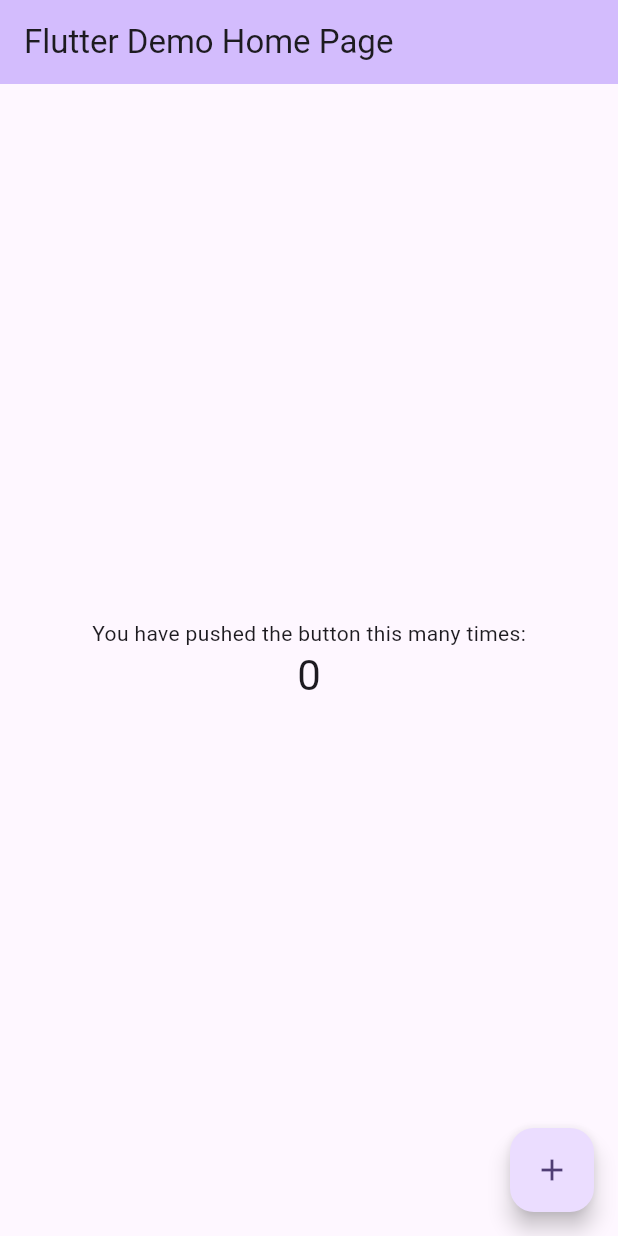
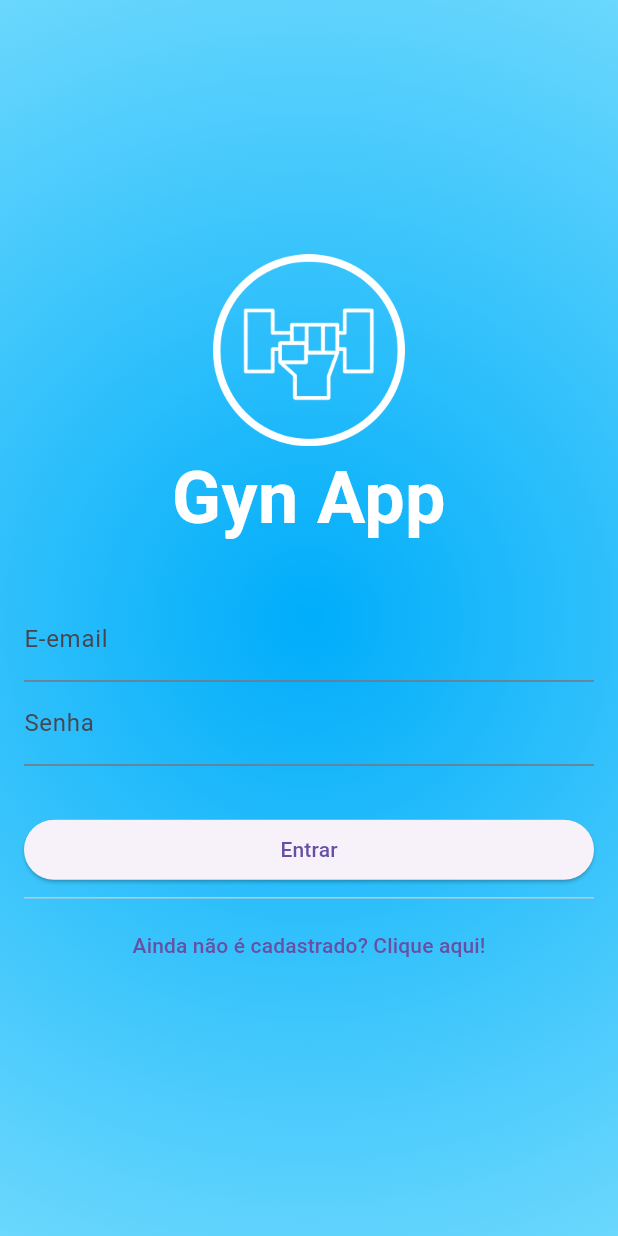
Before and after one commit to MatheusTeixeira1/Android-Java, a Flutter app: the screen it shows after launch, on a phone screen of 412 x 824 dp. Run offline on Flutter 3.47's test engine with Material 3 defaults, Android fonts, the phone set to English and light mode, and no system bars.

Commit message:
Projeto com flutter

```diff
--- /dev/null
+++ b/Projetos/Primeiro_Projeto_Fluter/lib/_comum/minhas_cores.dart
@@ -0,0 +1,9 @@
+import 'package:flutter/material.dart';
+
+class MinhasCores{
+  static const Color azulEscuro = Color(0xFF0A6D92);
+
+  static const Color azulTopoGradiente = Color(0xFF00ADFA);
+
+  static const Color azulBaixoGradiente = Color(0xFFBFF9FF);
+}
--- a/Projetos/Primeiro_Projeto_Fluter/lib/main.dart
+++ b/Projetos/Primeiro_Projeto_Fluter/lib/main.dart
@@ -1,4 +1,6 @@
 import 'package:flutter/material.dart';
+import 'package:primeiro_projeto_fluter/telas/autenticacao_tela.dart';
+import 'package:primeiro_projeto_fluter/telas/exercicio_tela.dart';
 
 void main() {
   runApp(const MyApp());
@@ -10,116 +12,9 @@ class MyApp extends StatelessWidget {
   // This widget is the root of your application.
   @override
   Widget build(BuildContext context) {
-    return MaterialApp(
-      title: 'Flutter Demo',
-      theme: ThemeData(
-        // This is the theme of your application.
-        //
-        // TRY THIS: Try running your application with "flutter run". You'll see
-        // the application has a purple toolbar. Then, without quitting the app,
-        // try changing the seedColor in the colorScheme below to Colors.green
-        // and then invoke "hot reload" (save your changes or press the "hot
-        // reload" button in a Flutter-supported IDE, or press "r" if you used
-        // the command line to start the app).
-        //
-        // Notice that the counter didn't reset back to zero; the application
-        // state is not lost during the reload. To reset the state, use hot
-        // restart instead.
-        //
-        // This works for code too, not just values: Most code changes can be
-        // tested with just a hot reload.
-        colorScheme: ColorScheme.fromSeed(seedColor: Colors.deepPurple),
-        useMaterial3: true,
-      ),
-      home: const MyHomePage(title: 'Flutter Demo Home Page'),
+    return const MaterialApp(
+      //home: ExercicioTela(),
+      home: AutenticacaoTela(),
     );
   }
 }
-
-class MyHomePage extends StatefulWidget {
-  const MyHomePage({super.key, required this.title});
-
-  // This widget is the home page of your application. It is stateful, meaning
-  // that it has a State object (defined below) that contains fields that affect
-  // how it looks.
-
-  // This class is the configuration for the state. It holds the values (in this
-  // case the title) provided by the parent (in this case the App widget) and
-  // used by the build method of the State. Fields in a Widget subclass are
-  // always marked "final".
-
-  final String title;
-
-  @override
-  State<MyHomePage> createState() => _MyHomePageState();
-}
-
-class _MyHomePageState extends State<MyHomePage> {
-  int _counter = 0;
-
-  void _incrementCounter() {
-    setState(() {
-      // This call to setState tells the Flutter framework that something has
-      // changed in this State, which causes it to rerun the build method below
-      // so that the display can reflect the updated values. If we changed
-      // _counter without calling setState(), then the build method would not be
-      // called again, and so nothing would appear to happen.
-      _counter++;
-    });
-  }
-
-  @override
-  Widget build(BuildContext context) {
-    // This method is rerun every time setState is called, for instance as done
-    // by the _incrementCounter method above.
-    //
-    // The Flutter framework has been optimized to make rerunning build methods
-    // fast, so that you can just rebuild anything that needs updating rather
-    // than having to individually change instances of widgets.
-    return Scaffold(
-      appBar: AppBar(
-        // TRY THIS: Try changing the color here to a specific color (to
-        // Colors.amber, perhaps?) and trigger a hot reload to see the AppBar
-        // change color while the other colors stay the same.
-        backgroundColor: Theme.of(context).colorScheme.inversePrimary,
-        // Here we take the value from the MyHomePage object that was created by
-        // the App.build method, and use it to set our appbar title.
-        title: Text(widget.title),
-      ),
-      body: Center(
-        // Center is a layout widget. It takes a single child and positions it
-        // in the middle of the parent.
-        child: Column(
-          // Column is also a layout widget. It takes a list of children and
-          // arranges them vertically. By default, it sizes itself to fit its
-          // children horizontally, and tries to be as tall as its parent.
-          //
-          // Column has various properties to control how it sizes itself and
-          // how it positions its children. Here we use mainAxisAlignment to
-          // center the children vertically; the main axis here is the vertical
-          // axis because Columns are vertical (the cross axis would be
-          // horizontal).
-          //
-          // TRY THIS: Invoke "debug painting" (choose the "Toggle Debug Paint"
-          // action in the IDE, or press "p" in the console), to see the
-          // wireframe for each widget.
-          mainAxisAlignment: MainAxisAlignment.center,
-          children: <Widget>[
-            const Text(
-              'You have pushed the button this many times:',
-            ),
-            Text(
-              '$_counter',
-              style: Theme.of(context).textTheme.headlineMedium,
-            ),
-          ],
-        ),
-      ),
-      floatingActionButton: FloatingActionButton(
-        onPressed: _incrementCounter,
-        tooltip: 'Increment',
-        child: const Icon(Icons.add),
-      ), // This trailing comma makes auto-formatting nicer for build methods.
-    );
-  }
-}
--- /dev/null
+++ b/Projetos/Primeiro_Projeto_Fluter/lib/telas/autenticacao_tela.dart
@@ -0,0 +1,109 @@
+import 'package:flutter/material.dart';
+import 'package:primeiro_projeto_fluter/_comum/minhas_cores.dart';
+
+class AutenticacaoTela extends StatefulWidget {
+  const AutenticacaoTela({super.key});
+
+  @override
+  State<AutenticacaoTela> createState() => _AutenticacaoTelaState();
+}
+
+class _AutenticacaoTelaState extends State<AutenticacaoTela> {
+  bool queroEtrar = true;
+
+  @override
+  Widget build(BuildContext context) {
+    return Scaffold(
+      backgroundColor: Colors.blue,
+      body: Stack(
+        children: [
+          Container(
+            decoration: const BoxDecoration(
+              gradient: RadialGradient(
+                radius: 2,
+                colors: [
+                  MinhasCores.azulTopoGradiente,
+                  MinhasCores.azulBaixoGradiente
+                ],
+              ),
+            ),
+          ),
+          Padding(
+            padding: const EdgeInsets.all(16.0),
+            child: Form(
+              child: Center(
+                child: SingleChildScrollView(
+                  child: Column(
+                    mainAxisAlignment: MainAxisAlignment.center,
+                    crossAxisAlignment: CrossAxisAlignment.stretch,
+                    children: [
+                      Image.asset(
+                        "assets/logo.png",
+                        height: 128,
+                      ),
+                      const Text(
+                        "Gyn App",
+                        style: TextStyle(
+                          fontSize: 48,
+                          fontWeight: FontWeight.bold,
+                          color: Colors.white,
+                        ),
+                        textAlign: TextAlign.center,
+                      ),
+                      const SizedBox(
+                        height: 32,
+                      ),
+                      TextFormField(
+                        decoration: const InputDecoration(label: Text("E-email")),
+                      ),
+                      TextFormField(
+                        decoration: const InputDecoration(
+                          label: Text("Senha"),
+                        ),
+                        obscureText: true,
+                      ),
+                      Visibility(
+                        visible: !queroEtrar,
+                        child: Column(
+                          children: [
+                            TextFormField(
+                              decoration: const InputDecoration(
+                                label: Text("Confirme Senha"),
+                              ),
+                              obscureText: true,
+                            ),
+                            TextFormField(
+                              decoration:
+                              const InputDecoration(label: Text("Nome/Apelido")),
+                            ),
+                          ],
+                        ),
+                      ),
+                      const SizedBox(
+                        height: 32,
+                      ),
+                      ElevatedButton(
+                        onPressed: () {},
+                        child: Text((queroEtrar) ? "Entrar" : "Cadastrar"),
+                      ),
+                      const Divider(),
+                      TextButton(
+                          onPressed: () {
+                            setState(() {
+                              queroEtrar = !queroEtrar;
+                            });
+                          },
+                          child: Text((queroEtrar)
+                              ? "Ainda não é cadastrado? Clique aqui!"
+                              : "Já é cadastrado? Clique aqui!"))
+                    ],
+                  ),
+                ),
+              ),
+            ),
+          ),
+        ],
+      ),
+    );
+  }
+}
```
Also changed, not shown: Projetos/Primeiro_Projeto_Fluter/lib/Modelos/exercicio_modelo.dart (added, +32 -0 lines), Projetos/Primeiro_Projeto_Fluter/lib/Modelos/sentimento_modelo.dart (added, +21 -0 lines), Projetos/Primeiro_Projeto_Fluter/lib/telas/exercicio_tela.dart (added, +136 -0 lines), Projetos/Primeiro_Projeto_Fluter/pubspec.yaml (+5 -64 lines), Projetos/Primeiro_Projeto_Fluter/assets/logo.png (added), 77 other files.
